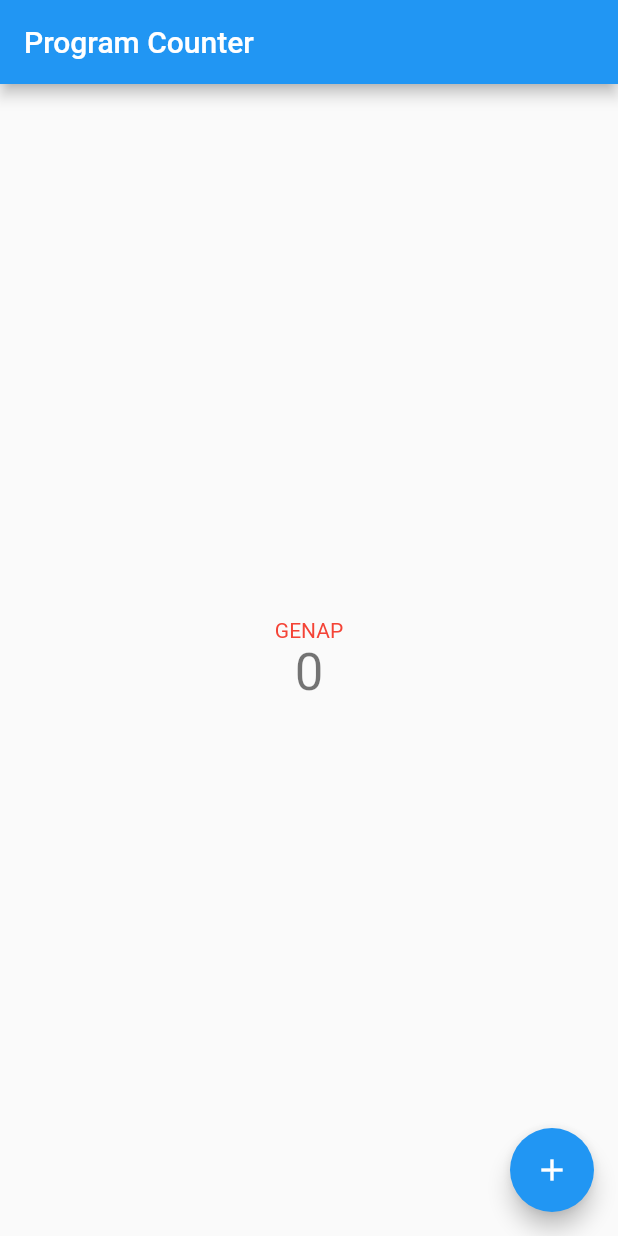
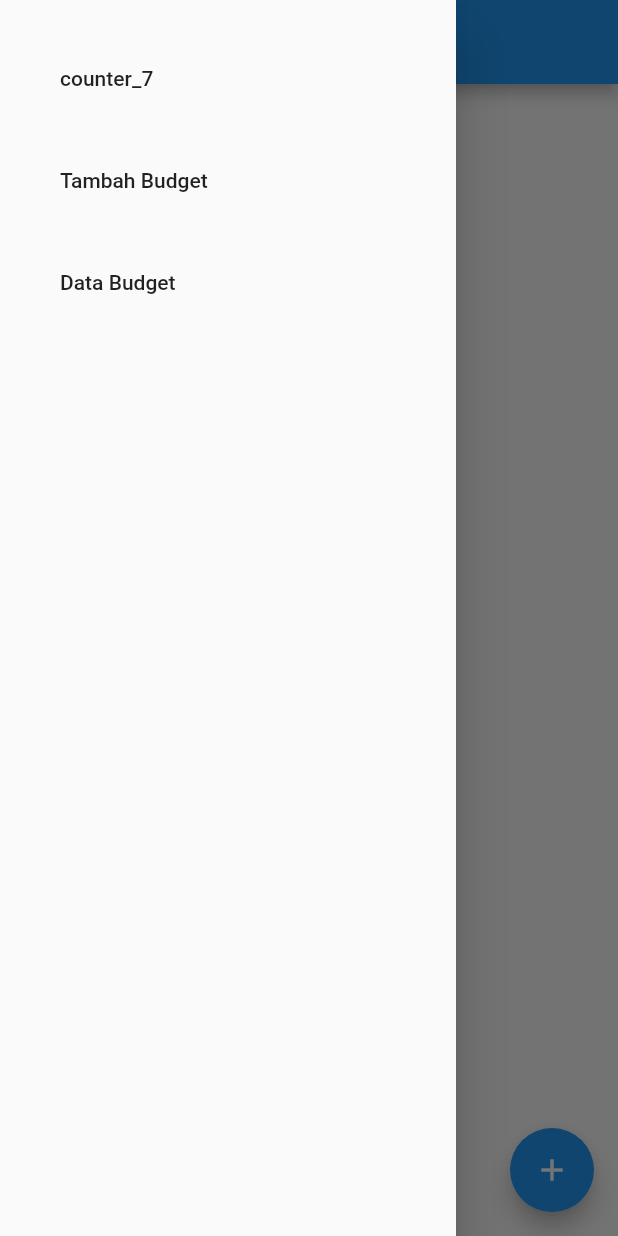
Before and after one commit to Recedivies/pbp-flutter-lab, a Flutter app: the screen it shows after launch, with the side drawer open (before the commit the screen has no drawer), on a phone screen of 412 x 824 dp. Run offline on Flutter 3.47's test engine with Material 2 defaults, Android fonts, the phone set to English and light mode, and no system bars.

Commit message:
finish assignment 8 and bonus

```diff
--- /dev/null
+++ b/lib/budget.dart
@@ -0,0 +1,28 @@
+class Budget {
+  static List<Budget> budgets = [];
+  String judul;
+  int nominal;
+  String jenis;
+  DateTime date;
+
+  Budget({
+    required this.judul,
+    required this.nominal,
+    required this.jenis,
+    required this.date,
+  });
+
+  static void addBudget({
+    required judul,
+    required nominal,
+    required jenis,
+    required date,
+  }) {
+    budgets.add(Budget(
+      judul: judul,
+      nominal: nominal,
+      jenis: jenis,
+      date: date,
+    ));
+  }
+}
--- /dev/null
+++ b/lib/drawer.dart
@@ -0,0 +1,57 @@
+import 'package:flutter/material.dart';
+import 'package:counter_7/main.dart';
+import 'package:counter_7/form.dart';
+import 'package:counter_7/data.dart';
+
+class NavigationDrawer extends StatelessWidget {
+  const NavigationDrawer({Key? key}) : super(key: key);
+
+  @override
+  Widget build(BuildContext context) => Drawer(
+        child: SingleChildScrollView(
+          child: Column(
+              crossAxisAlignment: CrossAxisAlignment.stretch,
+              children: <Widget>[
+                buildMenuItems(context),
+              ]),
+        ),
+      );
+
+  Widget buildMenuItems(BuildContext context) => Container(
+      padding: const EdgeInsets.all(24),
+      child: Wrap(
+        runSpacing: 12,
+        children: [
+          ListTile(
+            title: const Text('counter_7'),
+            onTap: () {
+              // Route menu ke halaman utama
+              Navigator.of(context).pushReplacement(
+                  MaterialPageRoute(builder: (context) => const MyHomePage()));
+            },
+          ),
+          ListTile(
+            title: const Text('Tambah Budget'),
+            onTap: () {
+              // close navigation drawer before
+              Navigator.pop(context);
+              // Route menu ke halaman form
+              Navigator.of(context).push(
+                MaterialPageRoute(builder: (context) => const MyFormPage()),
+              );
+            },
+          ),
+          ListTile(
+            title: const Text('Data Budget'),
+            onTap: () {
+              // close navigation drawer before
+              Navigator.pop(context);
+              // Route menu ke halaman data budget
+              Navigator.of(context).push(
+                MaterialPageRoute(builder: (context) => const MyDataPage()),
+              );
+            },
+          ),
+        ],
+      ));
+}
--- a/lib/main.dart
+++ b/lib/main.dart
@@ -1,4 +1,5 @@
 import 'package:flutter/material.dart';
+import 'package:counter_7/drawer.dart';
 
 void main() => runApp(const MyApp());
 
@@ -13,14 +14,15 @@ class MyApp extends StatelessWidget {
       theme: ThemeData(
         primarySwatch: Colors.blue,
       ),
-      home: const MyHomePage(title: 'Program Counter'),
+      home: const MyHomePage(),
     );
   }
 }
 
 class MyHomePage extends StatefulWidget {
-  const MyHomePage({super.key, required this.title});
-  final String title;
+  const MyHomePage({super.key});
+
+  final String title = 'Program Counter';
 
   @override
   State<MyHomePage> createState() => _MyHomePageState();
@@ -71,6 +73,7 @@ class _MyHomePageState extends State<MyHomePage> {
         appBar: AppBar(
           title: Text(widget.title),
         ),
+        drawer: const NavigationDrawer(),
         body: Center(
           child: Column(
             mainAxisAlignment: MainAxisAlignment.center,
@@ -95,12 +98,14 @@ class _MyHomePageState extends State<MyHomePage> {
               Visibility(
                 visible: _removeVisibilityHandler(),
                 child: FloatingActionButton(
+                  heroTag: "btn-decrement",
                   onPressed: _decrementCounter,
                   tooltip: 'Decrement',
                   child: const Icon(Icons.remove),
                 ),
               ),
               FloatingActionButton(
+                heroTag: "btn-increment",
                 onPressed: _incrementCounter,
                 tooltip: 'Increment',
                 child: const Icon(Icons.add),
```
Also changed, not shown: lib/data.dart (added, +36 -0 lines), lib/form.dart (added, +238 -0 lines), 1 other file.
